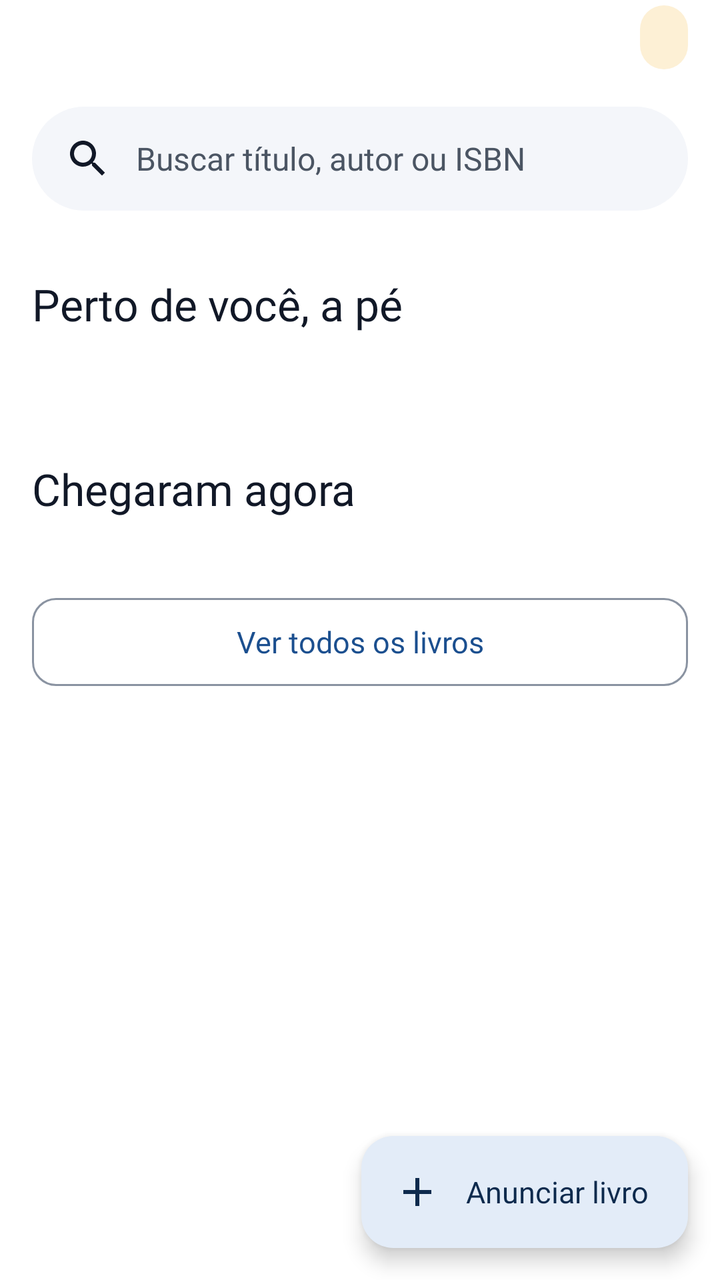
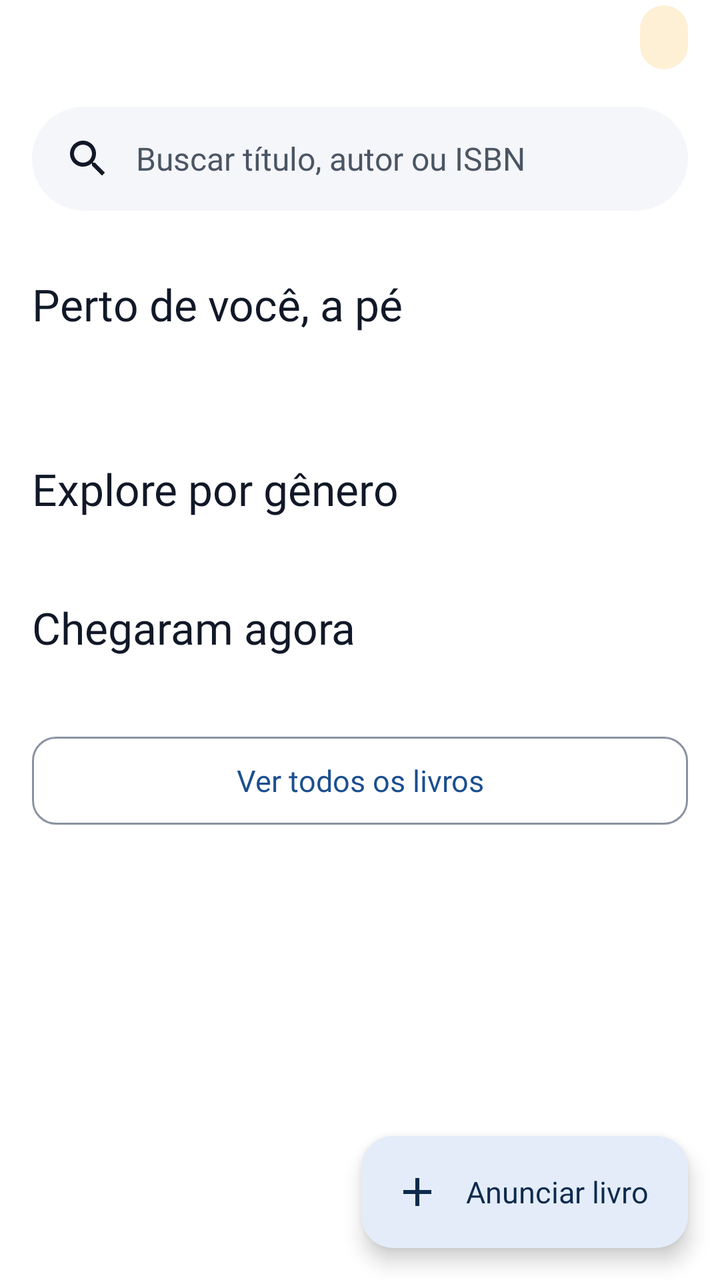

An Android layout rendered at two revisions. The XML below is the earlier revision; the diff shows what the commit changed to produce the second picture.
<!-- AndroidManifest.xml: application theme Theme.LeiaUFMS -->
<!-- res/layout/fragment_home.xml -->
<?xml version="1.0" encoding="utf-8"?>
<androidx.coordinatorlayout.widget.CoordinatorLayout xmlns:android="http://schemas.android.com/apk/res/android"
    xmlns:app="http://schemas.android.com/apk/res-auto"
    android:layout_width="match_parent"
    android:layout_height="match_parent">

    <androidx.core.widget.NestedScrollView
        android:id="@+id/scroll"
        android:layout_width="match_parent"
        android:layout_height="match_parent"
        android:defaultFocusHighlightEnabled="false">

    <LinearLayout
        android:layout_width="match_parent"
        android:layout_height="wrap_content"
        android:orientation="vertical"
        android:paddingBottom="@dimen/fab_clearance">

        <LinearLayout
            android:layout_width="match_parent"
            android:layout_height="wrap_content"
            android:gravity="center_vertical"
            android:orientation="horizontal"
            android:paddingStart="@dimen/screen_margin"
            android:paddingEnd="@dimen/screen_margin">

            <TextView
                android:id="@+id/hello"
                android:layout_width="0dp"
                android:layout_height="wrap_content"
                android:layout_weight="1"
                android:accessibilityHeading="true"
                android:textAppearance="@style/TextAppearance.Leia.Display"
                android:textColor="@color/leia_on_background" />

            <TextView
                android:id="@+id/credits"
                android:layout_width="wrap_content"
                android:layout_height="wrap_content"
                android:background="@drawable/bg_credit_pill"
                android:drawablePadding="@dimen/space_xxs"
                android:minHeight="@dimen/size_32"
                android:gravity="center_vertical"
                android:paddingStart="@dimen/space_s"
                android:paddingEnd="@dimen/space_s"
                android:textAppearance="@style/TextAppearance.Leia.Label"
                android:textColor="@color/leia_on_tertiary_container" />
        </LinearLayout>

        <TextView
            android:id="@+id/search"
            android:layout_width="match_parent"
            android:layout_height="@dimen/button_height"
            android:layout_marginStart="@dimen/screen_margin"
            android:layout_marginTop="@dimen/space_m"
            android:layout_marginEnd="@dimen/screen_margin"
            android:background="@drawable/bg_pill"
            android:clickable="true"
            android:drawablePadding="@dimen/space_s"
            android:focusable="true"
            android:foreground="?attr/selectableItemBackground"
            android:gravity="center_vertical"
            android:paddingStart="@dimen/space_m"
            android:paddingEnd="@dimen/space_m"
            android:text="@string/home_search"
            android:textAppearance="@style/TextAppearance.Leia.Body"
            android:textColor="@color/leia_on_surface_variant"
            app:drawableStartCompat="@drawable/ic_search" />

        <LinearLayout
            android:id="@+id/for_you"
            android:layout_width="match_parent"
            android:layout_height="wrap_content"
            android:orientation="vertical"
            android:visibility="gone">

            <TextView
                style="@style/Widget.Leia.HomeSection"
                android:text="@string/home_for_you" />

            <LinearLayout
                android:id="@+id/for_you_list"
                android:layout_width="match_parent"
                android:layout_height="wrap_content"
                android:layout_marginTop="@dimen/space_s"
                android:orientation="vertical"
                android:paddingStart="@dimen/screen_margin"
                android:paddingEnd="@dimen/screen_margin" />
        </LinearLayout>

        <TextView
            android:id="@+id/near_title"
            style="@style/Widget.Leia.HomeSection"
            android:text="@string/home_near" />

        <TextView
            android:id="@+id/near_sub"
            android:layout_width="match_parent"
            android:layout_height="wrap_content"
            android:layout_marginStart="@dimen/screen_margin"
            android:layout_marginEnd="@dimen/screen_margin"
            android:textAppearance="@style/TextAppearance.Leia.BodySmall"
            android:textColor="@color/leia_on_surface_variant" />

        <androidx.recyclerview.widget.RecyclerView
            android:id="@+id/near_list"
            android:layout_width="match_parent"
            android:layout_height="wrap_content"
            android:layout_marginTop="@dimen/space_s"
            android:clipToPadding="false"
            android:nestedScrollingEnabled="false"
            android:orientation="horizontal"
            android:paddingStart="@dimen/screen_margin"
            android:paddingEnd="@dimen/screen_margin"
            app:layoutManager="androidx.recyclerview.widget.LinearLayoutManager" />

        <LinearLayout
            android:id="@+id/near_invite"
            android:layout_width="match_parent"
            android:layout_height="wrap_content"
            android:layout_marginStart="@dimen/screen_margin"
            android:layout_marginTop="@dimen/space_s"
            android:layout_marginEnd="@dimen/screen_margin"
            android:background="@drawable/bg_notice"
            android:gravity="center_vertical"
            android:orientation="horizontal"
            android:padding="@dimen/space_s"
            android:visibility="gone">

            <TextView
                android:id="@+id/near_invite_text"
                android:layout_width="0dp"
                android:layout_height="wrap_content"
                android:layout_weight="1"
                android:drawablePadding="@dimen/space_xs"
                android:text="@string/home_near_invite"
                android:textAppearance="@style/TextAppearance.Leia.BodySmall"
                android:textColor="@color/leia_on_background"
                app:drawableStartCompat="@drawable/ic_walk" />

            <com.google.android.material.button.MaterialButton
                android:id="@+id/near_invite_action"
                style="?attr/borderlessButtonStyle"
                android:layout_width="wrap_content"
                android:layout_height="wrap_content"
                android:text="@string/action_activate_location" />
        </LinearLayout>

        <TextView
            android:id="@+id/course_title"
            android:visibility="gone"
            style="@style/Widget.Leia.HomeSection"
            android:text="@string/home_course" />

        <TextView
            android:id="@+id/course_sub"
            android:visibility="gone"
            android:layout_width="match_parent"
            android:layout_height="wrap_content"
            android:layout_marginStart="@dimen/screen_margin"
            android:layout_marginEnd="@dimen/screen_margin"
            android:textAppearance="@style/TextAppearance.Leia.BodySmall"
            android:textColor="@color/leia_on_surface_variant" />

        <androidx.recyclerview.widget.RecyclerView
            android:id="@+id/course_list"
            android:visibility="gone"
            android:layout_width="match_parent"
            android:layout_height="wrap_content"
            android:layout_marginTop="@dimen/space_s"
            android:clipToPadding="false"
            android:nestedScrollingEnabled="false"
            android:orientation="horizontal"
            android:paddingStart="@dimen/screen_margin"
            android:paddingEnd="@dimen/screen_margin"
            app:layoutManager="androidx.recyclerview.widget.LinearLayoutManager" />

        <TextView
            android:id="@+id/fresh_title"
            style="@style/Widget.Leia.HomeSection"
            android:text="@string/home_new" />

        <androidx.recyclerview.widget.RecyclerView
            android:id="@+id/fresh_list"
            android:layout_width="match_parent"
            android:layout_height="wrap_content"
            android:layout_marginTop="@dimen/space_s"
            android:clipToPadding="false"
            android:nestedScrollingEnabled="false"
            android:orientation="horizontal"
            android:paddingStart="@dimen/screen_margin"
            android:paddingEnd="@dimen/screen_margin"
            app:layoutManager="androidx.recyclerview.widget.LinearLayoutManager" />

        <com.google.android.material.button.MaterialButton
            android:id="@+id/button_all"
            style="?attr/materialButtonOutlinedStyle"
            android:layout_width="match_parent"
            android:layout_height="wrap_content"
            android:layout_marginStart="@dimen/screen_margin"
            android:layout_marginTop="@dimen/space_l"
            android:layout_marginEnd="@dimen/screen_margin"
            android:text="@string/home_all" />
    </LinearLayout>
    </androidx.core.widget.NestedScrollView>

    <com.google.android.material.floatingactionbutton.ExtendedFloatingActionButton
        android:id="@+id/fab_new"
        android:layout_width="wrap_content"
        android:layout_height="wrap_content"
        android:layout_gravity="bottom|end"
        android:layout_margin="@dimen/screen_margin"
        android:text="@string/action_new_listing"
        app:icon="@drawable/ic_add" />
</androidx.coordinatorlayout.widget.CoordinatorLayout>
<!-- resources referenced by this layout -->
<resources>
  <color name="leia_on_background">#111827</color>
  <color name="leia_on_surface_variant">#4B5563</color>
  <color name="leia_on_tertiary_container">#3D2A08</color>
  <dimen name="button_height">52dp</dimen>
  <dimen name="fab_clearance">88dp</dimen>
  <dimen name="screen_margin">16dp</dimen>
  <dimen name="size_32">32dp</dimen>
  <dimen name="space_l">24dp</dimen>
  <dimen name="space_m">16dp</dimen>
  <dimen name="space_s">12dp</dimen>
  <dimen name="space_xs">8dp</dimen>
  <dimen name="space_xxs">4dp</dimen>
  <string name="action_activate_location">Ativar localização</string>
  <string name="action_new_listing">Anunciar livro</string>
  <string name="home_all">Ver todos os livros</string>
  <string name="home_course">Para o seu curso</string>
  <string name="home_for_you">Pra você agora</string>
  <string name="home_near">Perto de você, a pé</string>
  <string name="home_near_invite">Ative a localização para ver o que dá para buscar a pé.</string>
  <string name="home_new">Chegaram agora</string>
  <string name="home_search">Buscar título, autor ou ISBN</string>
  <style name="Theme.LeiaUFMS" parent="Base.Theme.LeiaUFMS" />
  <color name="leia_tertiary_container">#FDF0D5</color>
  <color name="leia_surface_container">#F4F6FA</color>
  <dimen name="radius_m">12dp</dimen>
  <dimen name="space_xl">32dp</dimen>
  <color name="leia_primary">#1B4F8F</color>
  <color name="leia_on_primary">#FFFFFF</color>
  <color name="leia_primary_container">#E3ECF8</color>
  <color name="leia_on_primary_container">#0D2A4D</color>
  <color name="leia_tertiary">#8A5A12</color>
  <color name="leia_on_tertiary">#FFFFFF</color>
  <color name="leia_error">#B42318</color>
  <color name="leia_on_error">#FFFFFF</color>
  <color name="leia_error_container">#FDE3E1</color>
  <color name="leia_on_error_container">#5A0E09</color>
  <color name="leia_background">#FFFFFF</color>
  <color name="leia_surface">#FFFFFF</color>
  <color name="leia_outline">#8A93A1</color>
  <color name="leia_inverse_primary">#8DB8F2</color>
  <color name="leia_outline_variant">#E5E7EB</color>
  <style name="ShapeAppearance.Leia.Small" parent="ShapeAppearance.Material3.Corner.Small">
          <item name="cornerFamily">rounded</item>
          <item name="cornerSize">@dimen/radius_s</item>
      </style>
  <style name="ShapeAppearance.Leia.Medium" parent="ShapeAppearance.Material3.Corner.Medium">
          <item name="cornerFamily">rounded</item>
          <item name="cornerSize">@dimen/radius_m</item>
      </style>
  <style name="ShapeAppearance.Leia.Large" parent="ShapeAppearance.Material3.Corner.Large">
          <item name="cornerFamily">rounded</item>
          <item name="cornerSize">@dimen/radius_l</item>
      </style>
  <style name="Widget.Leia.Chip" parent="Widget.Material3.Chip.Filter">
          <item name="chipMinTouchTargetSize">@dimen/touch_target</item>
      </style>
  <dimen name="touch_target">48dp</dimen>
  <dimen name="radius_s">8dp</dimen>
  <dimen name="radius_l">16dp</dimen>
  <dimen name="radius_button">12dp</dimen>
  <dimen name="elevation_card">2dp</dimen>
  <style name="Widget.Leia.NavIndicator" parent="Widget.Material3.BottomNavigationView.ActiveIndicator">
          <item name="android:color">@color/leia_primary_container</item>
          <item name="android:width">64dp</item>
      </style>
  <style name="TextAppearance.Leia.NavInactive" parent="TextAppearance.Leia.Label">
          <item name="android:textSize">12sp</item>
      </style>
  <dimen name="elevation_hero">6dp</dimen>
  <style name="MaterialAlertDialog.Leia" parent="MaterialAlertDialog.Material3">
          <item name="backgroundTint">@color/leia_surface</item>
          <item name="shapeAppearance">@style/ShapeAppearance.Leia.Large</item>
      </style>
  <!-- unchanged entries left out for length: 25 -->
</resources>

<!-- the commit's change to res/layout/fragment_home.xml (unified diff, before → after) -->
@@ -175,6 +175,62 @@
             android:paddingEnd="@dimen/screen_margin"
             app:layoutManager="androidx.recyclerview.widget.LinearLayoutManager" />
 
+
+        <TextView
+            android:id="@+id/because_title"
+            style="@style/Widget.Leia.HomeSection"
+            android:visibility="gone" />
+
+        <androidx.recyclerview.widget.RecyclerView
+            android:id="@+id/because_list"
+            android:layout_width="match_parent"
+            android:layout_height="wrap_content"
+            android:layout_marginTop="@dimen/space_s"
+            android:clipToPadding="false"
+            android:nestedScrollingEnabled="false"
+            android:orientation="horizontal"
+            android:paddingStart="@dimen/screen_margin"
+            android:paddingEnd="@dimen/screen_margin"
+            android:visibility="gone"
+            app:layoutManager="androidx.recyclerview.widget.LinearLayoutManager" />
+
+        <TextView
+            android:id="@+id/genre_title"
+            style="@style/Widget.Leia.HomeSection"
+            android:visibility="gone" />
+
+        <androidx.recyclerview.widget.RecyclerView
+            android:id="@+id/genre_list"
+            android:layout_width="match_parent"
+            android:layout_height="wrap_content"
+            android:layout_marginTop="@dimen/space_s"
+            android:clipToPadding="false"
+            android:nestedScrollingEnabled="false"
+            android:orientation="horizontal"
+            android:paddingStart="@dimen/screen_margin"
+            android:paddingEnd="@dimen/screen_margin"
+            android:visibility="gone"
+            app:layoutManager="androidx.recyclerview.widget.LinearLayoutManager" />
+
+        <TextView
+            style="@style/Widget.Leia.HomeSection"
+            android:text="@string/home_genres" />
+
+        <HorizontalScrollView
+            android:layout_width="match_parent"
+            android:layout_height="wrap_content"
+            android:layout_marginTop="@dimen/space_xs"
+            android:scrollbars="none">
+
+            <com.google.android.material.chip.ChipGroup
+                android:id="@+id/genres"
+                android:layout_width="wrap_content"
+                android:layout_height="wrap_content"
+                android:paddingStart="@dimen/screen_margin"
+                android:paddingEnd="@dimen/screen_margin"
+                app:singleLine="true" />
+        </HorizontalScrollView>
+
         <TextView
             android:id="@+id/fresh_title"
             style="@style/Widget.Leia.HomeSection"
<!-- resource entries referenced after the edit -->
@@ -17,6 +17,7 @@
   <string name="home_all">Ver todos os livros</string>
   <string name="home_course">Para o seu curso</string>
   <string name="home_for_you">Pra você agora</string>
+  <string name="home_genres">Explore por gênero</string>
   <string name="home_near">Perto de você, a pé</string>
   <string name="home_near_invite">Ative a localização para ver o que dá para buscar a pé.</string>
   <string name="home_new">Chegaram agora</string>
